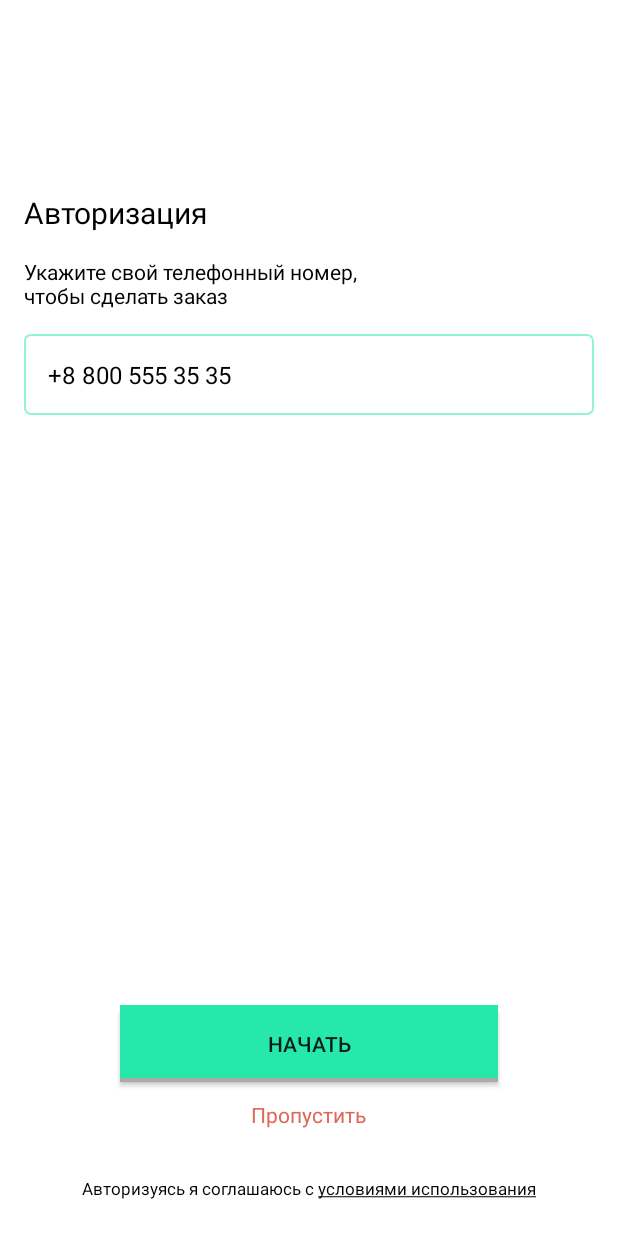
After one commit to denisklopot/GoodFood, an Android app: the layout activity_login_screen.xml on its own in the app's theme, with its tools: preview values and no code run, on a phone screen of 412 x 824 dp. The commit adds this screen. Run offline under Robolectric (Android 15) with nearby library versions, the phone set to English and light mode, and no system bars.

Commit message:
screen layout authorization

```diff
--- /dev/null
+++ b/app/src/main/res/drawable/decoration_background_filled_rounded_8.xml
@@ -0,0 +1,6 @@
+<?xml version="1.0" encoding="utf-8"?>
+<shape xmlns:android="http://schemas.android.com/apk/res/android">
+    android:shape="rectangle">
+    <solid android:color="@color/black" />
+    <corners android:radius="8dp" />
+</shape>
--- /dev/null
+++ b/app/src/main/res/drawable/decoration_button_shadowed.xml
@@ -0,0 +1,13 @@
+<?xml version="1.0" encoding="utf-8"?>
+<layer-list xmlns:android="http://schemas.android.com/apk/res/android">
+    <item android:top="3dp">
+        <shape>
+            <solid android:color="@android:color/darker_gray" />
+        </shape>
+    </item>
+    <item android:bottom="3dp">
+        <shape>
+            <solid android:color="#27E8AB" />
+        </shape>
+    </item>
+</layer-list>
--- /dev/null
+++ b/app/src/main/res/drawable/decoration_rounded_green_border.xml
@@ -0,0 +1,8 @@
+<?xml version="1.0" encoding="utf-8"?>
+<shape xmlns:android="http://schemas.android.com/apk/res/android">
+    android:shape="rectangle">
+    <stroke
+        android:width="1dp"
+        android:color="#8027E8AB" />
+    <corners android:radius="4dp" />
+</shape>
--- /dev/null
+++ b/app/src/main/res/layout/activity_login_screen.xml
@@ -0,0 +1,81 @@
+<?xml version="1.0" encoding="utf-8"?>
+<FrameLayout xmlns:android="http://schemas.android.com/apk/res/android"
+    android:layout_width="match_parent"
+    android:layout_height="match_parent"
+    android:layout_marginStart="16dp"
+    android:layout_marginTop="128dp"
+    android:layout_marginEnd="16dp"
+    android:layout_marginBottom="24dp">
+
+    <LinearLayout
+        android:layout_width="match_parent"
+        android:layout_height="wrap_content"
+        android:layout_marginBottom="200dp"
+        android:orientation="vertical">
+
+        <TextView
+            android:layout_width="match_parent"
+            android:layout_height="wrap_content"
+            android:layout_marginBottom="16dp"
+            android:text="Авторизация"
+            android:textColor="#000000"
+            android:textSize="20sp" />
+
+        <TextView
+            android:layout_width="match_parent"
+            android:layout_height="wrap_content"
+            android:layout_marginBottom="16dp"
+            android:text="Укажите свой телефонный номер,\nчтобы сделать заказ"
+            android:textColor="#000000"
+            android:textSize="14sp" />
+
+        <EditText
+            android:id="@+id/et"
+            android:layout_width="match_parent"
+            android:layout_height="wrap_content"
+            android:background="@drawable/decoration_rounded_green_border"
+            android:hint="+8 800 555 35 35"
+            android:inputType="phone"
+            android:paddingStart="16dp"
+            android:paddingTop="16dp"
+            android:paddingEnd="16dp"
+            android:paddingBottom="16dp"
+            android:textColorHint="#000000"
+            android:textSize="16sp" />
+    </LinearLayout>
+
+    <LinearLayout
+        android:layout_width="match_parent"
+        android:layout_height="wrap_content"
+        android:layout_gravity="bottom"
+        android:orientation="vertical">
+
+        <androidx.appcompat.widget.AppCompatButton
+            android:id="@+id/btn"
+            android:layout_width="match_parent"
+            android:layout_height="wrap_content"
+            android:layout_marginStart="64dp"
+            android:layout_marginEnd="64dp"
+            android:layout_marginBottom="12dp"
+            android:background="@drawable/decoration_button_shadowed"
+            android:paddingTop="16dp"
+            android:paddingBottom="16dp"
+            android:text="Начать" />
+
+        <TextView
+            android:layout_width="wrap_content"
+            android:layout_height="wrap_content"
+            android:layout_gravity="center"
+            android:text="Пропустить"
+            android:textColor="#DE6758" />
+
+        <TextView
+            android:layout_width="wrap_content"
+            android:layout_height="wrap_content"
+            android:layout_gravity="center"
+            android:layout_marginTop="32dp"
+            android:text="@string/auth_conditions"
+            android:textColor="#000000"
+            android:textSize="11sp" />
+    </LinearLayout>
+</FrameLayout>
--- a/app/src/main/res/layout/activity_main.xml
+++ b/app/src/main/res/layout/activity_main.xml
@@ -9,7 +9,7 @@
     <TextView
         android:layout_width="wrap_content"
         android:layout_height="wrap_content"
-        android:text="Hello World!"
+        android:text="Hello World!!!"
         app:layout_constraintBottom_toBottomOf="parent"
         app:layout_constraintLeft_toLeftOf="parent"
         app:layout_constraintRight_toRightOf="parent"
--- a/app/src/main/res/values/strings.xml
+++ b/app/src/main/res/values/strings.xml
@@ -1,3 +1,4 @@
 <resources>
     <string name="app_name">Good Food</string>
+    <string name="auth_conditions">Авторизуясь я соглашаюсь с <u>условиями использования</u></string>
 </resources>
```
